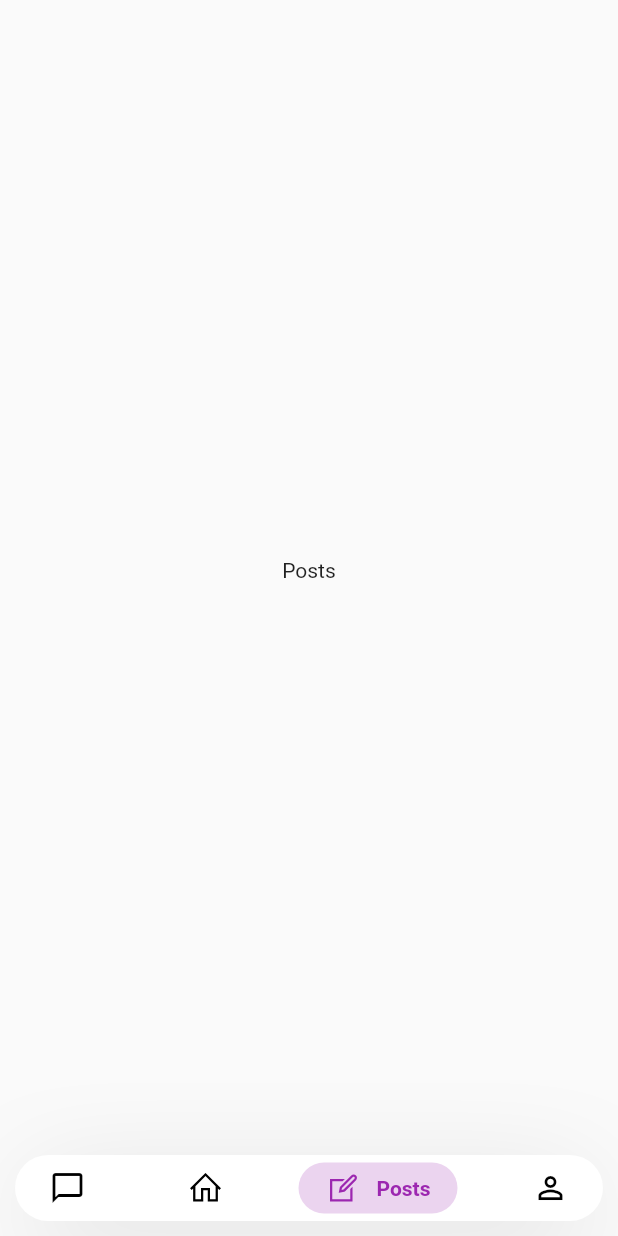
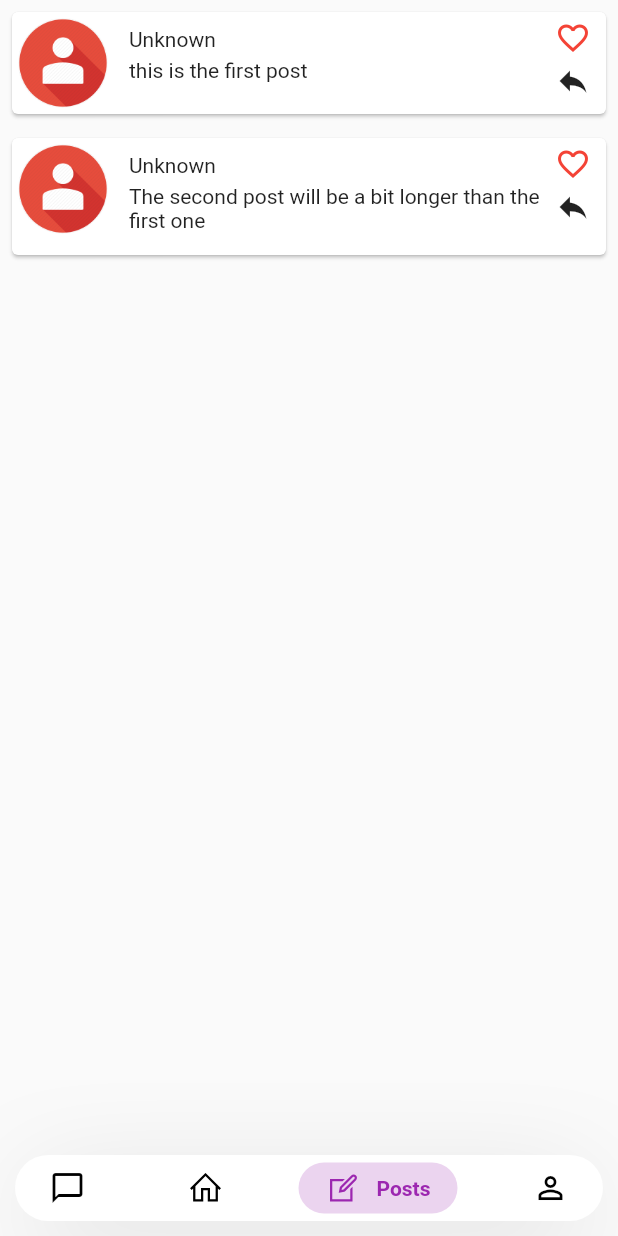
Before and after one commit to AshishBansal-Official/Flutter_grand-pool, a Flutter app: the Home screen opened directly, swiped to page 3, on a phone screen of 412 x 824 dp. Run offline on Flutter 3.47's test engine with Material 2 defaults, Android fonts, the phone set to English and light mode, and no system bars; drawn by our look-alikes of google_nav_bar; our stand-ins replace line_icons; missing offline and left inert: sliver_fab.

Commit message:
Made the Posts Screen

```diff
--- /dev/null
+++ b/lib/components/custom_tile.dart
@@ -0,0 +1,66 @@
+import 'package:flutter/material.dart';
+
+class CustomTile extends StatelessWidget {
+  final Widget leading;
+  final Widget title;
+  final Widget subtitle;
+  final Widget trailing;
+  final EdgeInsets margin;
+  final GestureTapCallback onTap;
+  final GestureLongPressCallback onLongPress;
+
+  const CustomTile({
+    @required this.leading,
+    @required this.title,
+    @required this.subtitle,
+    this.trailing,
+    this.margin = const EdgeInsets.all(0),
+    this.onTap,
+    this.onLongPress,
+  });
+
+  @override
+  Widget build(BuildContext context) {
+    return GestureDetector(
+      onTap: onTap,
+      onLongPress: onLongPress,
+      child: Padding(
+        padding: const EdgeInsets.all(4.0),
+        child: Card(
+          child: Container(
+            margin: margin,
+            child: Row(
+              crossAxisAlignment: CrossAxisAlignment.start,
+              children: <Widget>[
+                leading ?? Container(),
+                Expanded(
+                  child: Container(
+                    margin: EdgeInsets.only(left: 10),
+                    padding: EdgeInsets.symmetric(vertical: 10),
+                    child: Column(
+                      crossAxisAlignment: CrossAxisAlignment.start,
+                      children: <Widget>[
+                        title,
+                        SizedBox(
+                          height: 5,
+                        ),
+                        subtitle,
+                        SizedBox(
+                          height: 5,
+                        ),
+                      ],
+                    ),
+                  ),
+                ),
+                trailing ?? Container(),
+                SizedBox(
+                  width: 10.0,
+                ),
+              ],
+            ),
+          ),
+        ),
+      ),
+    );
+  }
+}
--- /dev/null
+++ b/lib/components/post_tile.dart
@@ -0,0 +1,51 @@
+import 'package:flutter/material.dart';
+import 'package:grand_pool/components/custom_tile.dart';
+
+class PostTile extends StatelessWidget {
+  const PostTile({
+    @required this.name,
+    @required this.post,
+    this.imageUrl,
+  });
+
+  final String name;
+  final String post;
+  final String imageUrl;
+
+  @override
+  Widget build(BuildContext context) {
+    return CustomTile(
+      leading: Padding(
+        padding: const EdgeInsets.all(4.0),
+        child: CircleAvatar(
+          maxRadius: 30.0,
+          backgroundColor: Color(0xFFFAFAFA),
+          child: ClipOval(
+            child: imageUrl != null
+                ? Image.network(imageUrl)
+                : Image.asset(
+                    'images/profile_pic.png',
+                  ),
+          ),
+        ),
+      ),
+      title: Text(name ?? 'Unknown'),
+      subtitle: Text(post),
+      trailing: Column(
+        children: <Widget>[
+          SizedBox(
+            height: 5.0,
+          ),
+          Icon(
+            Icons.favorite_border,
+            color: Colors.red,
+          ),
+          SizedBox(
+            height: 5.0,
+          ),
+          Icon(Icons.reply),
+        ],
+      ),
+    );
+  }
+}
--- a/lib/screens/home/home.dart
+++ b/lib/screens/home/home.dart
@@ -1,5 +1,6 @@
 import 'package:flutter/material.dart';
 import 'package:google_nav_bar/google_nav_bar.dart';
+import 'package:grand_pool/screens/home/tabs/posts_page.dart';
 import 'package:grand_pool/screens/home/tabs/profile_page.dart';
 import 'package:line_icons/line_icons.dart';
 
@@ -56,9 +57,7 @@ class _HomeState extends State<Home> {
             Center(
               child: Text('Home'),
             ),
-            Center(
-              child: Text('Posts'),
-            ),
+            PostsScreen(),
             ProfilePage(),
           ],
         ),
--- /dev/null
+++ b/lib/screens/home/tabs/posts_page.dart
@@ -0,0 +1,27 @@
+import 'package:flutter/material.dart';
+import 'package:grand_pool/components/custom_tile.dart';
+import 'package:grand_pool/components/post_tile.dart';
+
+class PostsScreen extends StatefulWidget {
+  @override
+  _PostsScreenState createState() => _PostsScreenState();
+}
+
+class _PostsScreenState extends State<PostsScreen> {
+  List<String> posts = [
+    'this is the first post',
+    'The second post will be a bit longer than the first one',
+  ];
+
+  @override
+  Widget build(BuildContext context) {
+    return ListView.builder(
+      itemCount: posts.length,
+      itemBuilder: (context, index) {
+        return PostTile(
+          post: posts[index],
+        );
+      },
+    );
+  }
+}
```
